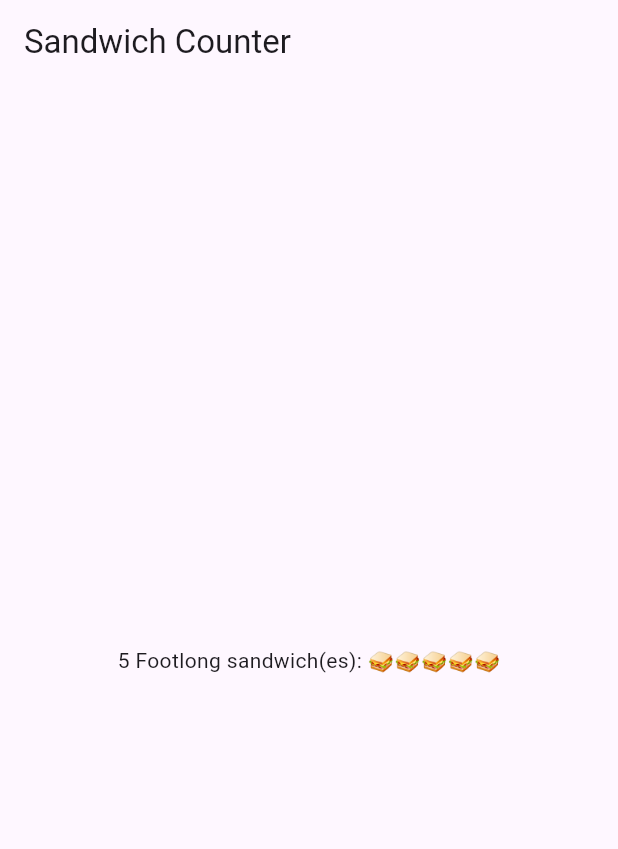
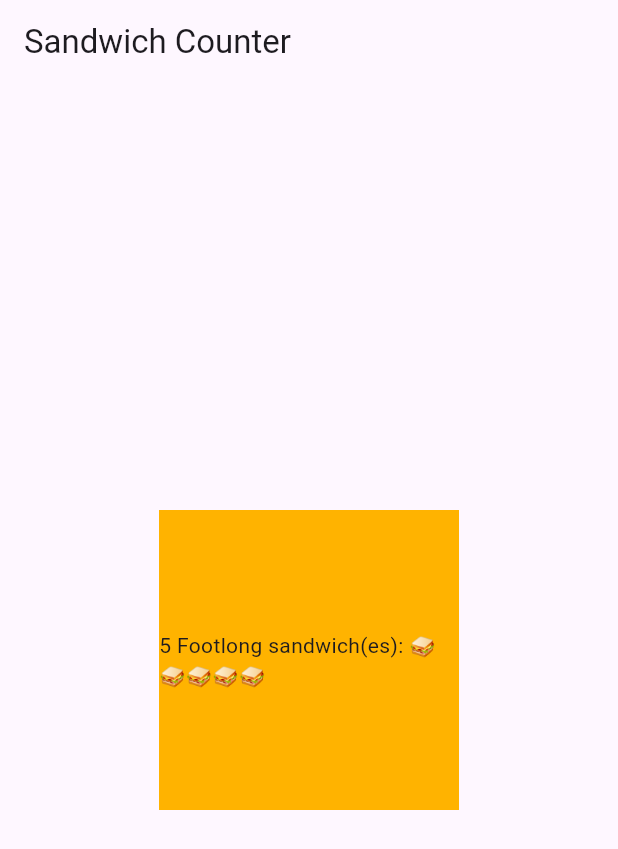
Before and after one commit to Jim-Codling/sandwich_shop, a Flutter app: the screen it shows after launch, on a phone screen of 412 x 824 dp. Shown: the top 849 px of the screen. Run offline on Flutter 3.47's test engine with Material 3 defaults, Android fonts, the phone set to English and light mode, and no system bars.

Commit message:
Add container to text

```diff
--- a/lib/main.dart
+++ b/lib/main.dart
@@ -13,8 +13,14 @@ class App extends StatelessWidget {
       title: 'Sandwich Shop App',
       home: Scaffold(
         appBar: AppBar(title: const Text('Sandwich Counter')),
-        body: const Center(
-          child: OrderItemDisplay(5, 'Footlong'),
+        body: Center(
+          child: Container(
+            color: Colors.amber[600],
+            width: 200.0,
+            height: 200.0,
+            alignment: Alignment.center,
+            child: OrderItemDisplay(5, 'Footlong'),
+          ),
         ),
       ),
     );
```
